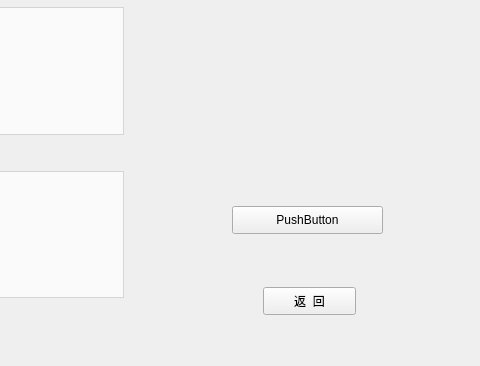
This is lookupwindow.ui in OOPtaskgroup/dictionary as Qt 5 draws it before an edit; both pictures show x 368 to 848 and y 234 to 600 of the 848 by 600 pixel window. The edited form follows.
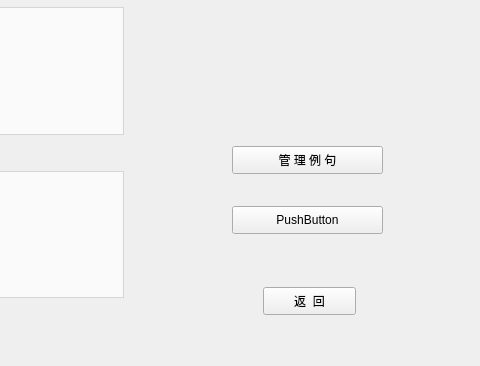
This is the edited form. Icons and pictures are not drawn.

Diff of the .ui file:
```diff
--- a/lookupwindow.ui
+++ b/lookupwindow.ui
@@ -187,6 +187,22 @@
      <string>PushButton</string>
     </property>
    </widget>
+   <widget class="QPushButton" name="manageBtn">
+    <property name="geometry">
+     <rect>
+      <x>600</x>
+      <y>380</y>
+      <width>151</width>
+      <height>28</height>
+     </rect>
+    </property>
+    <property name="styleSheet">
+     <string notr="true">border-image: url(:/image/buttons/2-0btn_34.png);</string>
+    </property>
+    <property name="text">
+     <string>管 理 例 句</string>
+    </property>
+   </widget>
    <zorder>frame</zorder>
    <zorder>returnBtn</zorder>
    <zorder>gridLayoutWidget</zorder>
```
Left out of the diff: 1 changed line with no effect on the pictures.
